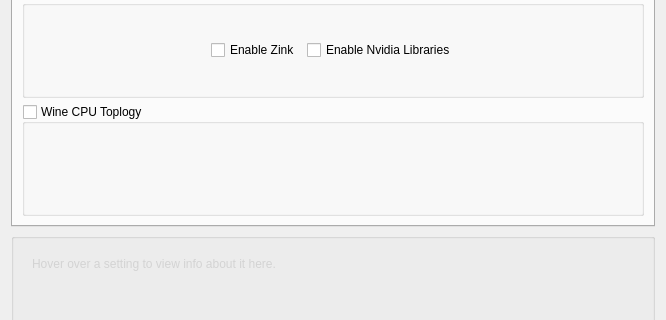
Before: the Qt Designer form src/neroprefixsettings.ui in KeyesTheWah/Nero-umu, drawn with Qt 5; both pictures show x 0 to 666 and y 413 to 733 of the 666 by 846 pixel window.
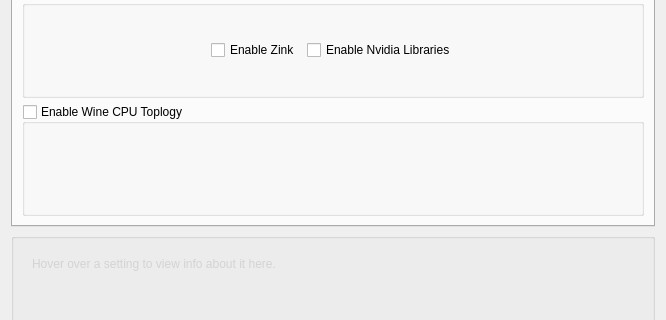
After: the same form once the commit is applied. Icons and pictures are not drawn.

Commit message: rename string

Diff of the .ui file:
```diff
--- a/src/neroprefixsettings.ui
+++ b/src/neroprefixsettings.ui
@@ -2083,7 +2083,7 @@
        <item row="6" column="0">
         <widget class="QGroupBox" name="wineTopology">
          <property name="title">
-          <string>Wine CPU Toplogy</string>
+          <string>Enable Wine CPU Toplogy</string>
          </property>
          <property name="alignment">
           <set>Qt::AlignmentFlag::AlignLeading|Qt::AlignmentFlag::AlignLeft|Qt::AlignmentFlag::AlignTop</set>
```
